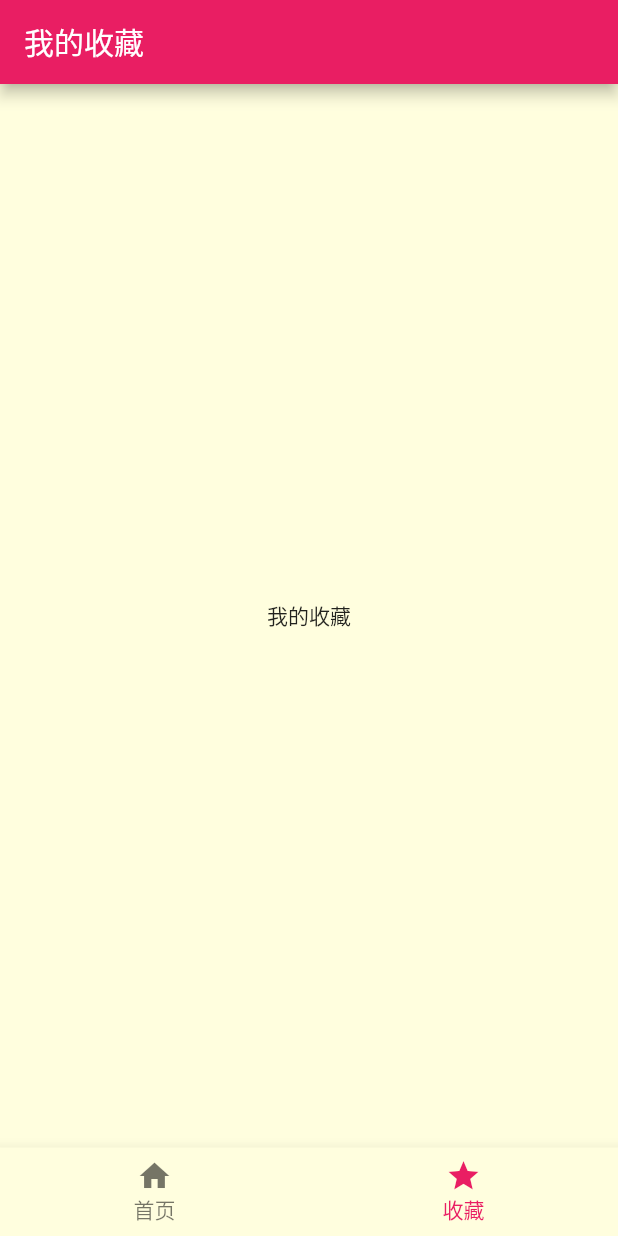
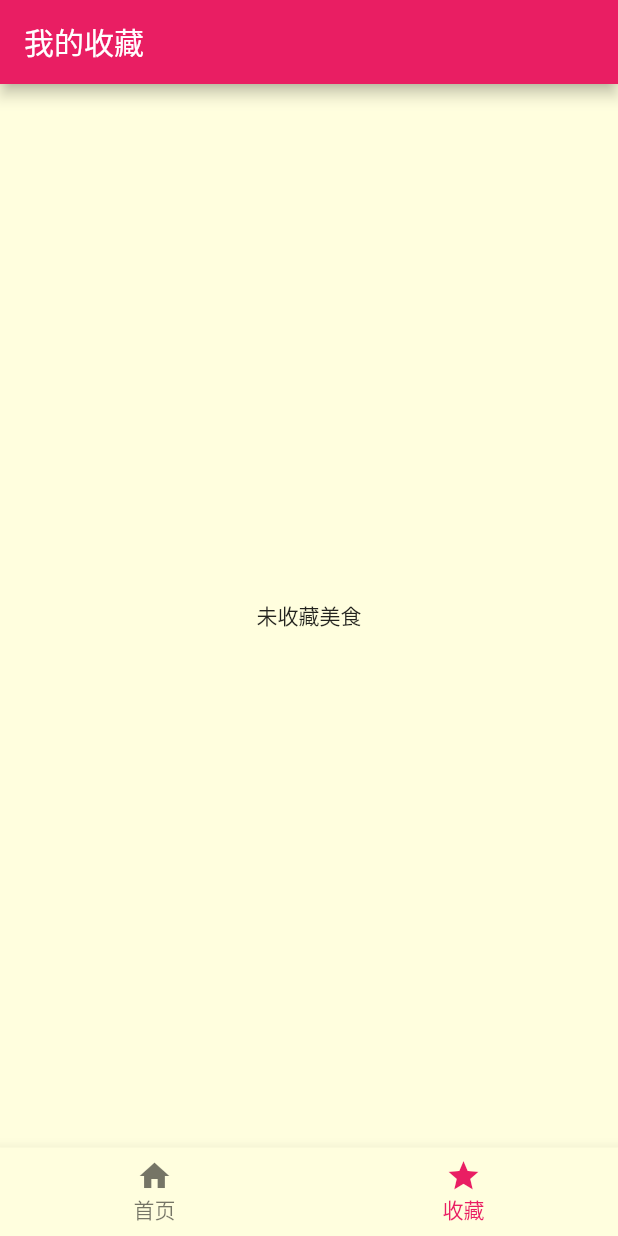
Before and after one commit to zhanghua19860221/favorcate, a Flutter app: the screen it shows after launch, item 2 of the bottom bar chosen, on a phone screen of 412 x 824 dp. Run offline on Flutter 3.47's test engine with Material 2 defaults, Android fonts, the phone set to English and light mode, and no system bars; our stand-ins replace dio.

Commit message:
收藏功能实现

```diff
--- a/lib/ui/pages/favor/favor.dart
+++ b/lib/ui/pages/favor/favor.dart
@@ -1,4 +1,5 @@
 import 'package:flutter/material.dart';
+import 'favor_content.dart';
 
 class HYFavorScreen extends StatelessWidget {
   @override
@@ -7,11 +8,7 @@ class HYFavorScreen extends StatelessWidget {
       appBar: AppBar(
         title: Text("我的收藏"),
       ),
-      body: Center(
-        child: Text(
-            "我的收藏"
-        ),
-      ),
+      body: HYFavorContent(),
     );
   }
 }
--- /dev/null
+++ b/lib/ui/pages/favor/favor_content.dart
@@ -0,0 +1,26 @@
+import 'package:favorcate/core/viewmodel/favor_view_model.dart';
+import 'package:favorcate/ui/widgets/meal_item.dart';
+import 'package:flutter/material.dart';
+import 'package:provider/provider.dart';
+
+class HYFavorContent extends StatelessWidget {
+  @override
+  Widget build(BuildContext context) {
+    return Consumer<HYFavorViewModel>(
+      builder: (ctx, favorVM, child) {
+        if (favorVM.favorMeals.length == 0) {
+          return Center(
+            child: Text("未收藏美食"),
+          );
+        }
+
+        return ListView.builder(
+            itemCount: favorVM.favorMeals.length,
+            itemBuilder: (itemCtx, index) {
+              return HYMealItem(favorVM.favorMeals[index]);
+            }
+        );
+      },
+    );
+  }
+}
```
